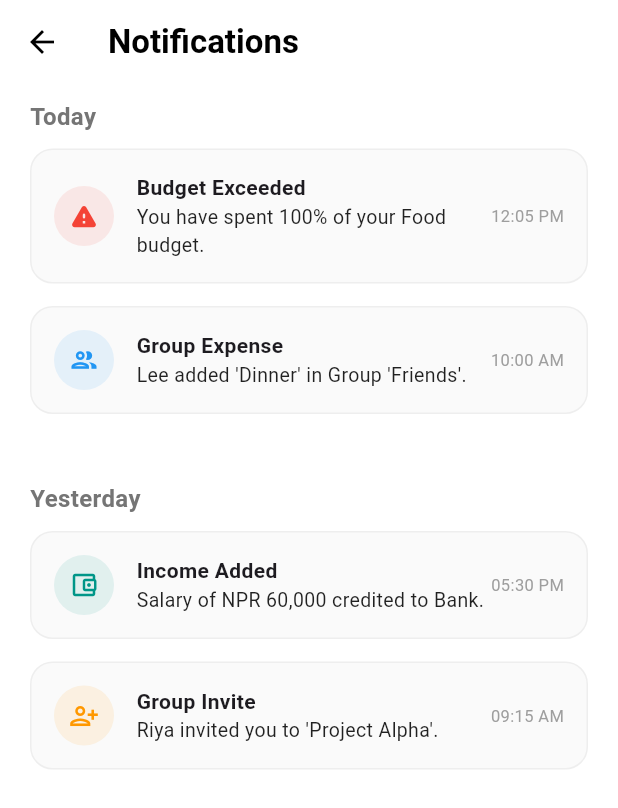
After one commit to PudasainiSalina2060/financetracker_frontend, a Flutter app: the NotificationsPage screen opened directly, on a phone screen of 412 x 824 dp. The commit adds this screen. Shown: the top 808 px of the screen. Run offline on Flutter 3.47's test engine with Material 3 defaults, Android fonts, the phone set to English and light mode, and no system bars; our stand-ins replace google_fonts; Roboto replaces fonts that are missing (Karma).

Commit message:
add notifications page UI and navigation through homepage

```diff
--- a/lib/screens/home_screen.dart
+++ b/lib/screens/home_screen.dart
@@ -4,6 +4,7 @@ import 'package:financetracker_frontend/screens/addTransaction_screen.dart';
 import 'package:flutter/material.dart';
 import 'package:google_fonts/google_fonts.dart';
 import 'package:financetracker_frontend/screens/budget_screen.dart';
+import 'package:financetracker_frontend/screens/notifications_screen.dart';
 
 class HomeScreen extends StatefulWidget {
   const HomeScreen({Key? key}) : super(key: key);
@@ -33,7 +34,12 @@ class _HomeScreenState extends State<HomeScreen> {
                   Row(
                     children: [
                       IconButton(onPressed: () => print("Analytics"), icon: const Icon(Icons.analytics_outlined, color: Colors.teal)),
-                      IconButton(onPressed: () => print("Notifications"), icon: const Icon(Icons.notifications_none_outlined, color: Colors.teal)),
+                      IconButton(onPressed: () {
+                        Navigator.push(
+                          context,
+                          MaterialPageRoute(builder: (context) => const NotificationsPage()),
+                        );
+                      }, icon: const Icon(Icons.notifications_none_outlined, color: Colors.teal)),
                     ],
                   )
                 ],
--- /dev/null
+++ b/lib/screens/notifications_screen.dart
@@ -0,0 +1,117 @@
+import 'package:flutter/material.dart';
+import 'package:google_fonts/google_fonts.dart';
+
+class NotificationsPage extends StatelessWidget {
+  const NotificationsPage({Key? key}) : super(key: key);
+
+  @override
+  Widget build(BuildContext context) {
+    return Scaffold(
+      backgroundColor: Colors.white,
+      appBar: AppBar(
+        backgroundColor: Colors.white,
+        elevation: 0,
+        leading: IconButton(
+          icon: const Icon(Icons.arrow_back, color: Colors.black),
+          onPressed: () => Navigator.pop(context),
+        ),
+        title: Text(
+          "Notifications",
+          style: GoogleFonts.karma(color: Colors.black, fontWeight: FontWeight.bold),
+        ),
+      ),
+      body: ListView(
+        padding: const EdgeInsets.symmetric(horizontal: 20),
+        children: [
+          _sectionHeader("Today"),
+          _notificationItem(
+            "Budget Exceeded",
+            "You have spent 100% of your Food budget.",
+            "12:05 PM",
+            Icons.warning_rounded,
+            Colors.red,
+          ),
+          _notificationItem(
+            "Group Expense",
+            "Lee added 'Dinner' in Group 'Friends'.",
+            "10:00 AM",
+            Icons.group_outlined,
+            Colors.blue,
+          ),
+          const SizedBox(height: 20),
+          _sectionHeader("Yesterday"),
+          _notificationItem(
+            "Income Added",
+            "Salary of NPR 60,000 credited to Bank.",
+            "05:30 PM",
+            Icons.account_balance_wallet_outlined,
+            Colors.teal,
+          ),
+          _notificationItem(
+            "Group Invite",
+            "Riya invited you to 'Project Alpha'.",
+            "09:15 AM",
+            Icons.person_add_alt_1_outlined,
+            Colors.orange,
+          ),
+        ],
+      ),
+    );
+  }
+
+  // Helper function for the Today and Yesterday  headers
+  Widget _sectionHeader(String title) {
+    return Padding(
+      padding: const EdgeInsets.symmetric(vertical: 10),
+      child: Text(
+        title,
+        style: GoogleFonts.karma(
+          fontSize: 16,
+          fontWeight: FontWeight.bold,
+          color: Colors.grey[600],
+        ),
+      ),
+    );
+  }
+
+  // Helper function for individual notification rows
+  Widget _notificationItem(String title, String msg, String time, IconData icon, Color color) {
+    return Container(
+      margin: const EdgeInsets.only(bottom: 15),
+      padding: const EdgeInsets.all(15),
+      decoration: BoxDecoration(
+        color: Colors.grey[50],
+        borderRadius: BorderRadius.circular(15),
+        border: Border.all(color: Colors.grey.shade200),
+      ),
+      child: Row(
+        children: [
+          CircleAvatar(
+            backgroundColor: color.withOpacity(0.1),
+            child: Icon(icon, color: color, size: 20),
+          ),
+          const SizedBox(width: 15),
+          Expanded(
+            child: Column(
+              crossAxisAlignment: CrossAxisAlignment.start,
+              children: [
+                Text(
+                  title,
+                  style: GoogleFonts.karma(fontWeight: FontWeight.bold, fontSize: 14),
+                ),
+                Text(
+                  msg,
+                  style: GoogleFonts.karma(fontSize: 13, color: Colors.black87),
+                ),
+              ],
+            ),
+          ),
+          Text(
+            time,
+            style: GoogleFonts.karma(fontSize: 11, color: Colors.grey),
+          ),
+        ],
+      ),
+    );
+  }
+}
```
